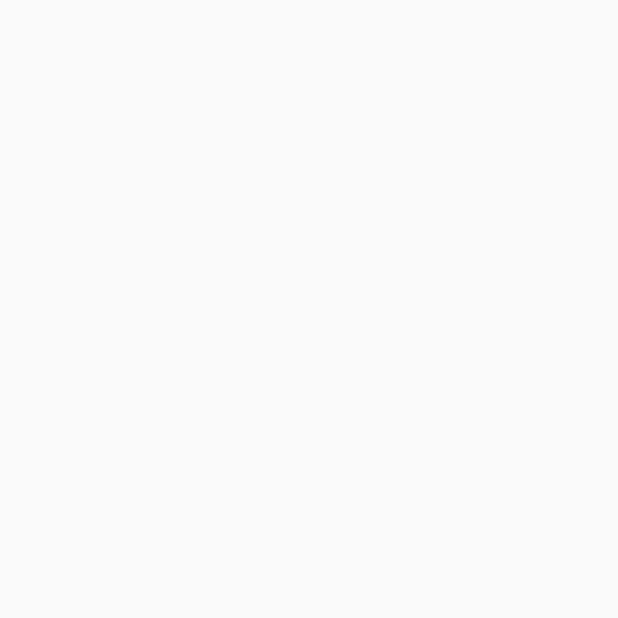
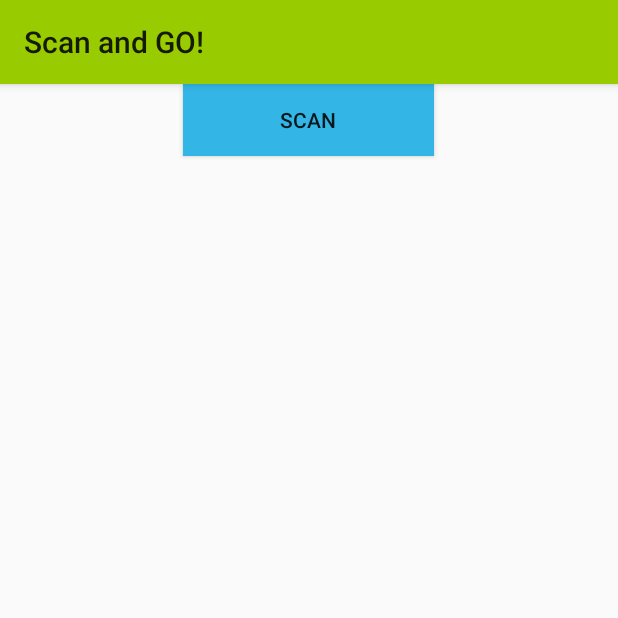
Before and after one commit to GabrielOvidiuMihai/IDP-Wifi, an Android app: the screen it shows after launch (MainActivity), on a phone screen of 412 x 824 dp, the top half of it. Before the commit the part shown is empty. Run offline under Robolectric (Android 15) with nearby library versions, the phone set to English and light mode, and no system bars.

Commit message:
tema1-complet

```diff
--- a/app/src/main/AndroidManifest.xml
+++ b/app/src/main/AndroidManifest.xml
@@ -8,7 +8,8 @@
         android:label="@string/app_name"
         android:roundIcon="@mipmap/ic_launcher_round"
         android:supportsRtl="true"
-        android:theme="@style/AppTheme" >
+        android:theme="@style/Theme.AppCompat.Light.NoActionBar"
+       >
         <activity android:name=".MainActivity" >
             <intent-filter>
                 <action android:name="android.intent.action.MAIN" />
--- a/app/src/main/java/com/example/gabriel/salut/MainActivity.java
+++ b/app/src/main/java/com/example/gabriel/salut/MainActivity.java
@@ -2,6 +2,7 @@ package com.example.gabriel.salut;
 
 import java.util.List;
 
+import android.app.ProgressDialog;
 import android.net.wifi.ScanResult;
 import android.net.wifi.WifiManager;
 import android.os.Bundle;
@@ -12,29 +13,50 @@ import android.content.Context;
 import android.content.Intent;
 import android.content.IntentFilter;
 
+import android.support.v7.app.AppCompatActivity;
+import android.support.v7.widget.Toolbar;
+import android.view.View;
 import android.widget.ArrayAdapter;
+import android.widget.Button;
 import android.widget.ListView;
+import android.widget.ProgressBar;
 
-public class MainActivity extends Activity {
+public class MainActivity extends AppCompatActivity {
     WifiManager mainWifiObj;
     WifiScanReceiver wifiReciever;
     ListView list;
     String wifis[];
+    Button buttonOne;
+    Toolbar myToolbar;
+    ProgressBar pbar;
 
     @Override
     protected void onCreate(Bundle savedInstanceState) {
         super.onCreate(savedInstanceState);
         setContentView(R.layout.activity_main);
-        list = (ListView)findViewById(R.id.listView1);
+        myToolbar = (Toolbar) findViewById(R.id.my_toolbar);
+        setSupportActionBar(myToolbar);
+       // list = (ListView)findViewById(R.id.listView1);
         mainWifiObj = (WifiManager) getApplicationContext().getApplicationContext().getSystemService(Context.WIFI_SERVICE);
         wifiReciever = new WifiScanReceiver();
-        mainWifiObj.startScan();
+        pbar = (ProgressBar) findViewById(R.id.ctrlActivityIndicator);
+
+        buttonOne = (Button) findViewById(R.id.button5);
+        buttonOne.setOnClickListener(new View.OnClickListener() {
+            @Override
+            public void onClick(View v) {
+                pbar.setVisibility(View.VISIBLE);
+                list = (ListView)findViewById(R.id.listView1);
+                mainWifiObj.startScan();
+            }
+        });
 
     }
     protected void onPause() {
         unregisterReceiver(wifiReciever);
         super.onPause();
     }
+
 
     protected void onResume() {
         registerReceiver(wifiReciever, new IntentFilter(
@@ -47,11 +69,16 @@ public class MainActivity extends Activity {
             List<ScanResult> wifiScanList = mainWifiObj.getScanResults();
             wifis = new String[wifiScanList.size()];
             for(int i = 0; i < wifiScanList.size(); i++){
-                wifis[i] = ((wifiScanList.get(i)).toString());
+                wifis[i] = (("SSID: " + (wifiScanList.get(i)).SSID + "\n" +
+                        "BSSID: " + (wifiScanList.get(i)).BSSID + "\n" +
+                        "Capabilities: " + (wifiScanList.get(i)).capabilities + "\n" +
+                        "Frequency:" + (wifiScanList.get(i)).frequency) );
             }
 
             list.setAdapter(new ArrayAdapter<String>(
                     getApplicationContext(), R.layout.elemlist, R.id.list_content, wifis));
+
+            pbar.setVisibility(View.INVISIBLE);
         }
     }
 }
--- a/app/src/main/res/layout/activity_main.xml
+++ b/app/src/main/res/layout/activity_main.xml
@@ -1,26 +1,51 @@
 <?xml version="1.0" encoding="utf-8"?>
-<LinearLayout
-    xmlns:android="http://schemas.android.com/apk/res/android"
+<LinearLayout xmlns:android="http://schemas.android.com/apk/res/android"
+    xmlns:app="http://schemas.android.com/apk/res-auto"
     xmlns:tools="http://schemas.android.com/tools"
-    xmlns:app="http://schemas.android.com/apk/res-auto"
     android:layout_width="match_parent"
     android:layout_height="match_parent"
+    android:orientation="vertical"
     tools:context="com.example.gabriel.salut.MainActivity">
+
+    <android.support.v7.widget.Toolbar
+        android:id="@+id/my_toolbar"
+        android:layout_width="match_parent"
+        android:layout_height="?attr/actionBarSize"
+        android:background="@android:color/holo_green_light"
+        android:elevation="4dp"
+        android:theme="@style/ThemeOverlay.AppCompat.ActionBar"
+        app:popupTheme="@style/ThemeOverlay.AppCompat.Light" />
+
+    <Button
+        android:id="@+id/button5"
+        android:layout_width="167dp"
+        android:layout_height="wrap_content"
+        android:layout_gravity="center_horizontal"
+        android:background="@android:color/holo_blue_light"
+        android:text="Scan" />
+
+    <ProgressBar
+        android:id="@+id/ctrlActivityIndicator"
+        android:layout_width="match_parent"
+        android:layout_height="wrap_content"
+        android:visibility="invisible"
+        />
 
     <ListView
         android:id="@+id/listView1"
         android:layout_width="wrap_content"
-        android:layout_height="wrap_content"
-        tools:layout_editor_absoluteX="-46dp"
-        tools:layout_editor_absoluteY="97dp"
+        android:layout_height="match_parent"
         android:layout_marginTop="5dp"
         android:divider="#CCCCCC"
         android:dividerHeight="1dp"
+        android:elevation="0dp"
+        android:paddingBottom="2dp"
         android:paddingLeft="2dp"
-        >
+        android:paddingRight="2dp"
+        android:paddingTop="2dp"
+        tools:layout_editor_absoluteX="wrap_content"
+        tools:layout_editor_absoluteY="wrap_content">
 
     </ListView>
 
-
-
-</LinearLayout >
+</LinearLayout>
--- a/app/src/main/res/layout/elemlist.xml
+++ b/app/src/main/res/layout/elemlist.xml
@@ -9,8 +9,7 @@
     <TextView
         android:id="@+id/list_content"
         android:textColor="#000000"
-        android:gravity="center"
-        android:text="sample"
+        android:gravity="left"
         android:layout_margin="4dip"
         android:layout_width="fill_parent"
         android:layout_height="wrap_content"
--- a/app/src/main/res/values/strings.xml
+++ b/app/src/main/res/values/strings.xml
@@ -1,3 +1,3 @@
 <resources>
-    <string name="app_name">Salut!</string>
+    <string name="app_name">Scan and GO!</string>
 </resources>
```
